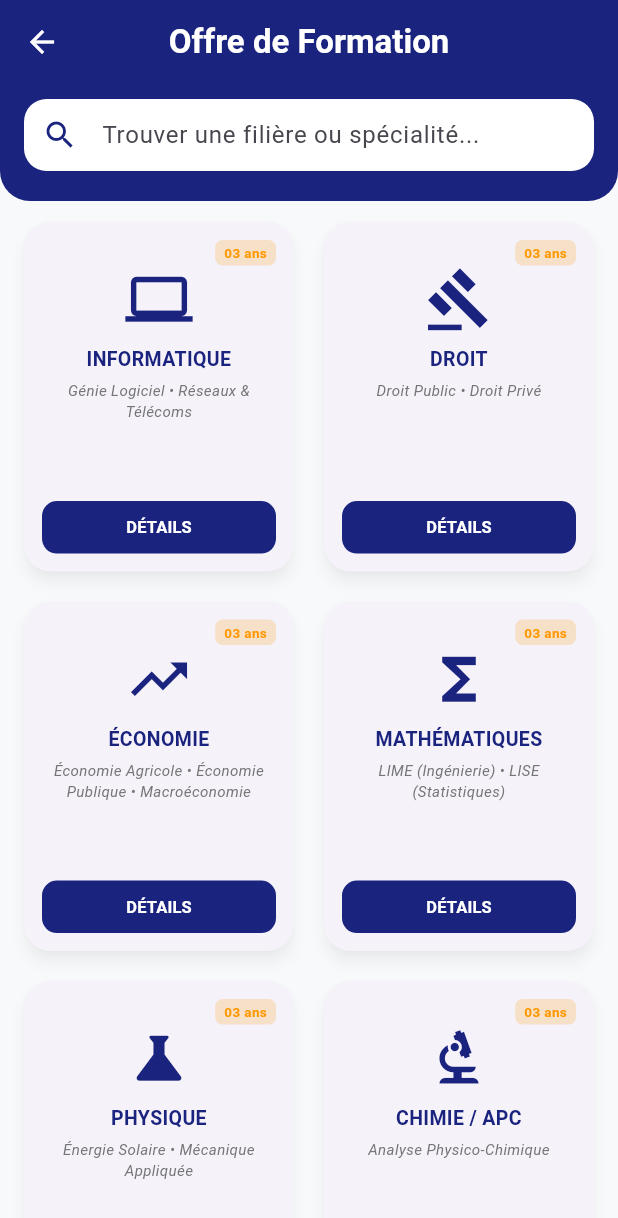
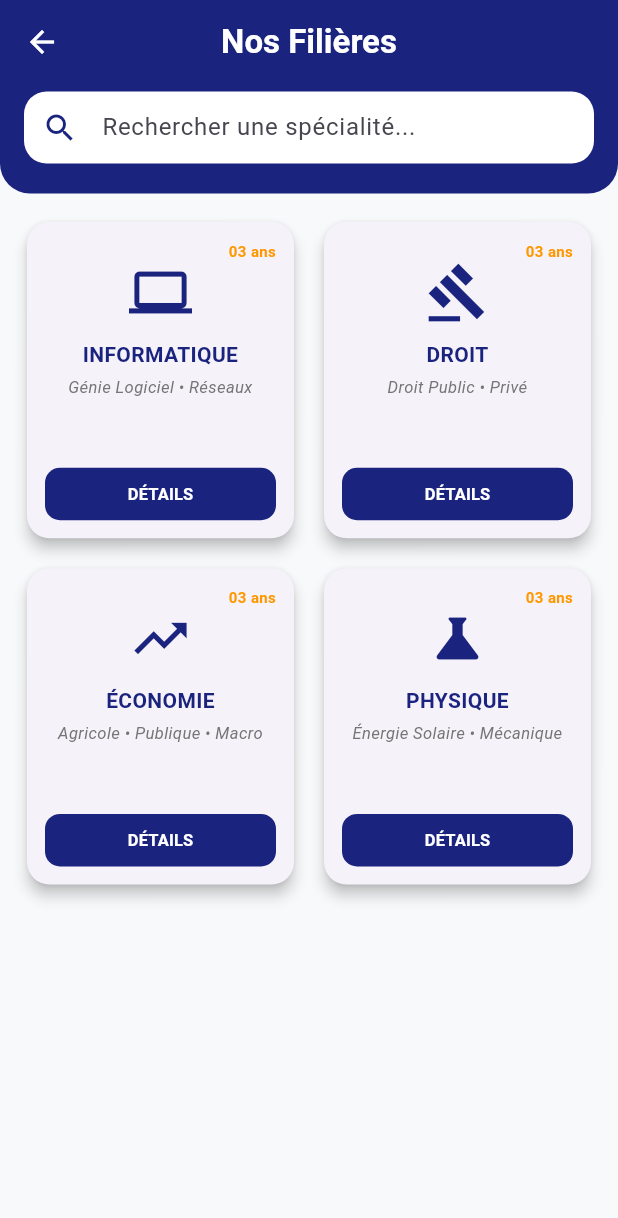
Before and after one commit to avoganaugustin5-ux/akasuts, a Flutter app: the screen it shows once a user with an empty profile is signed in, after a tap on "DÉCOUVRIR NOS FILIÈRES", on a phone screen of 412 x 824 dp. Shown: the top 1218 px of the screen. Run offline on Flutter 3.47's test engine with Material 3 defaults, Android fonts, the phone set to English and light mode, and no system bars; our stand-ins replace cloud_firestore, connectivity_plus, file_picker, firebase_auth, firebase_core, font_awesome_flutter and 1 more; missing offline and left inert: cinetpay, cloudinary_public; accounts and stored records are empty; network calls fail.

Commit message:
Ajout du bouton dowload

```diff
--- a/lib/screens/accueil.dart
+++ b/lib/screens/accueil.dart
@@ -4,6 +4,7 @@ import 'package:font_awesome_flutter/font_awesome_flutter.dart';
 import 'package:firebase_auth/firebase_auth.dart';
 import 'package:cloud_firestore/cloud_firestore.dart';
 import 'package:connectivity_plus/connectivity_plus.dart';
+import 'package:url_launcher/url_launcher.dart'; // IMPORTATION CRUCIALE
 
 // Tes imports de pages
 import 'package:akasuts/screens/filiere_page.dart';
@@ -29,7 +30,6 @@ class _HomePageState extends State<HomePage> {
   @override
   void initState() {
     super.initState();
-    // Surveillance de la connexion internet
     _connectivitySubscription = Connectivity().onConnectivityChanged.listen((ConnectivityResult result) {
       setState(() => _isOffline = (result == ConnectivityResult.none));
     });
@@ -41,7 +41,28 @@ class _HomePageState extends State<HomePage> {
     super.dispose();
   }
 
-  // FONCTION MISE À JOUR PHOTO (SÉCURISÉE)
+  // FONCTION DE TÉLÉCHARGEMENT DE L'APK
+  Future<void> _launchDownloadURL() async {
+    final Uri url = Uri.parse('https://github.com/avoganaugustin5-ux/akasuts/releases/download/v1.0.0/akasuts-v1.0.apk');
+
+    try {
+      if (await canLaunchUrl(url)) {
+        await launchUrl(
+          url,
+          mode: LaunchMode.externalApplication, // Force l'ouverture dans le navigateur pour le téléchargement
+        );
+      } else {
+        throw 'Impossible d\'ouvrir le lien de téléchargement';
+      }
+    } catch (e) {
+      if (!mounted) return;
+      ScaffoldMessenger.of(context).showSnackBar(
+        SnackBar(content: Text("Erreur : $e"), backgroundColor: Colors.red),
+      );
+    }
+  }
+
+  // FONCTION MISE À JOUR PHOTO
   Future<void> _updatePhoto() async {
     if (_isOffline) {
       ScaffoldMessenger.of(context).showSnackBar(
@@ -97,7 +118,7 @@ class _HomePageState extends State<HomePage> {
         child: SingleChildScrollView(
           child: Column(
             children: [
-              // SECTION HERO (CAMPUS + PROFIL)
+              // SECTION HERO
               Stack(
                 alignment: Alignment.center,
                 children: [
@@ -115,7 +136,7 @@ class _HomePageState extends State<HomePage> {
 
               _buildActionButtons(context),
 
-              // TA SECTION RÉSEAUX SOCIAUX
+              // SECTION RÉSEAUX SOCIAUX
               Container(
                 margin: const EdgeInsets.symmetric(horizontal: 16, vertical: 10),
                 padding: const EdgeInsets.all(12),
@@ -132,7 +153,10 @@ class _HomePageState extends State<HomePage> {
                 ),
               ),
 
-              // TA SECTION ACTUALITÉS
+              // NOUVEAU : BOUTON DE TÉLÉCHARGEMENT APK
+              _buildDownloadButton(),
+
+              // SECTION ACTUALITÉS
               const Padding(
                 padding: EdgeInsets.all(16.0),
                 child: Align(alignment: Alignment.centerLeft, child: Text("Actualités du campus", style: TextStyle(fontSize: 18, fontWeight: FontWeight.bold))),
@@ -147,7 +171,29 @@ class _HomePageState extends State<HomePage> {
     );
   }
 
-  // Petits widgets internes pour la clarté
+  // --- WIDGETS DE COMPOSANTS ---
+
+  Widget _buildDownloadButton() {
+    return Container(
+      margin: const EdgeInsets.symmetric(horizontal: 16, vertical: 5),
+      width: double.infinity,
+      child: ElevatedButton.icon(
+        onPressed: _launchDownloadURL,
+        icon: const Icon(Icons.file_download, color: Colors.white),
+        label: const Text(
+          "TÉLÉCHARGER LA DERNIÈRE VERSION (APK)",
+          style: TextStyle(color: Colors.white, fontWeight: FontWeight.bold, fontSize: 11),
+        ),
+        style: ElevatedButton.styleFrom(
+          backgroundColor: Colors.orange,
+          padding: const EdgeInsets.symmetric(vertical: 15),
+          shape: RoundedRectangleBorder(borderRadius: BorderRadius.circular(15)),
+          elevation: 5,
+        ),
+      ),
+    );
+  }
+
   Widget _buildTopAvatar() {
     return StreamBuilder<DocumentSnapshot>(
       stream: FirebaseFirestore.instance.collection('users').doc(user?.uid).snapshots(),
--- a/lib/screens/filiere_page.dart
+++ b/lib/screens/filiere_page.dart
@@ -6,51 +6,39 @@ class FilierePage extends StatelessWidget {
 
   @override
   Widget build(BuildContext context) {
-    // Liste enrichie avec tes nouvelles filières et spécialisations
+    // Liste mise à jour avec les spécialités intégrées pour combler le vide UI
     final List<Map<String, dynamic>> filieres = [
       {
         "nom": "INFORMATIQUE",
         "duree": "03 ans",
         "icon": Icons.computer,
-        "specialites": ["Génie Logiciel", "Réseaux & Télécoms"]
+        "desc": "Génie Logiciel • Réseaux"
       },
       {
         "nom": "DROIT",
         "duree": "03 ans",
         "icon": Icons.gavel,
-        "specialites": ["Droit Public", "Droit Privé"]
+        "desc": "Droit Public • Privé"
       },
       {
         "nom": "ÉCONOMIE",
         "duree": "03 ans",
         "icon": Icons.trending_up,
-        "specialites": ["Économie Agricole", "Économie Publique", "Macroéconomie"]
-      },
-      {
-        "nom": "MATHÉMATIQUES",
-        "duree": "03 ans",
-        "icon": Icons.functions,
-        "specialites": ["LIME (Ingénierie)", "LISE (Statistiques)"]
+        "desc": "Agricole • Publique • Macro"
       },
       {
         "nom": "PHYSIQUE",
         "duree": "03 ans",
         "icon": Icons.science,
-        "specialites": ["Énergie Solaire", "Mécanique Appliquée"]
-      },
-      {
-        "nom": "CHIMIE / APC",
-        "duree": "03 ans",
-        "icon": Icons.biotech,
-        "specialites": ["Analyse Physico-Chimique"]
+        "desc": "Énergie Solaire • Mécanique"
       },
     ];
 
     return Scaffold(
-      backgroundColor: const Color(0xFFF8F9FA), // Gris très clair pour le contraste
+      backgroundColor: const Color(0xFFF8F9FA),
       appBar: AppBar(
         title: const Text(
-          "Offre de Formation",
+          "Nos Filières",
           style: TextStyle(color: Colors.white, fontWeight: FontWeight.bold),
         ),
         centerTitle: true,
@@ -60,16 +48,16 @@ class FilierePage extends StatelessWidget {
       ),
       body: Column(
         children: [
-          // Section de recherche optimisée
+          // Barre de recherche stylisée (Réduit l'espace vide du haut)
           Container(
-            padding: const EdgeInsets.fromLTRB(16, 10, 16, 20),
+            padding: const EdgeInsets.fromLTRB(16, 5, 16, 20),
             decoration: const BoxDecoration(
               color: Color(0xFF1A237E),
               borderRadius: BorderRadius.vertical(bottom: Radius.circular(20)),
             ),
             child: TextField(
               decoration: InputDecoration(
-                hintText: "Trouver une filière ou spécialité...",
+                hintText: "Rechercher une spécialité...",
                 prefixIcon: const Icon(Icons.search, color: Color(0xFF1A237E)),
                 filled: true,
                 fillColor: Colors.white,
@@ -82,21 +70,21 @@ class FilierePage extends StatelessWidget {
             ),
           ),
 
-          // Espace réduit ici pour le design UI
-          const SizedBox(height: 10),
+          const SizedBox(height: 15),
 
           Expanded(
             child: GridView.builder(
-              padding: const EdgeInsets.symmetric(horizontal: 12),
+              padding: const EdgeInsets.symmetric(horizontal: 14),
               gridDelegate: const SliverGridDelegateWithFixedCrossAxisCount(
                 crossAxisCount: 2,
                 crossAxisSpacing: 12,
                 mainAxisSpacing: 12,
-                childAspectRatio: 0.78, // Ratio équilibré pour éviter le vide
+                childAspectRatio: 0.85, // Optimisation de l'espace vertical
               ),
               itemCount: filieres.length,
               itemBuilder: (context, index) {
-                return _buildFiliereCard(context, filieres[index]);
+                final item = filieres[index];
+                return _buildEnhancedCard(context, item);
               },
             ),
           ),
@@ -105,54 +93,43 @@ class FilierePage extends StatelessWidget {
     );
   }
 
-  Widget _buildFiliereCard(BuildContext context, Map<String, dynamic> data) {
+  Widget _buildEnhancedCard(BuildContext context, Map<String, dynamic> data) {
     return Card(
       elevation: 4,
-      shadowColor: Colors.black26,
-      shape: RoundedRectangleBorder(borderRadius: BorderRadius.circular(18)),
+      shape: RoundedRectangleBorder(borderRadius: BorderRadius.circular(15)),
       child: Padding(
         padding: const EdgeInsets.all(12.0),
         child: Column(
           children: [
-            // Badge du haut
+            // Petit badge de durée
             Align(
               alignment: Alignment.topRight,
-              child: Container(
-                padding: const EdgeInsets.symmetric(horizontal: 6, vertical: 2),
-                decoration: BoxDecoration(
-                  color: Colors.orange.withOpacity(0.2),
-                  borderRadius: BorderRadius.circular(5),
-                ),
-                child: Text(
-                  data['duree'],
-                  style: const TextStyle(color: Colors.orange, fontSize: 9, fontWeight: FontWeight.bold),
-                ),
+              child: Text(
+                data['duree'],
+                style: const TextStyle(color: Colors.orange, fontSize: 10, fontWeight: FontWeight.bold),
               ),
             ),
 
-            Icon(data['icon'], size: 45, color: const Color(0xFF1A237E)),
-            const SizedBox(height: 8),
+            Icon(data['icon'], size: 42, color: const Color(0xFF1A237E)),
+            const SizedBox(height: 10),
 
             Text(
               data['nom'],
               textAlign: TextAlign.center,
-              style: const TextStyle(fontWeight: FontWeight.bold, fontSize: 13, color: Color(0xFF1A237E)),
+              style: const TextStyle(fontWeight: FontWeight.bold, fontSize: 14, color: Color(0xFF1A237E)),
             ),
 
             const SizedBox(height: 4),
 
-            // Affichage discret des spécialités (UX)
+            // Affichage des sous-filières pour combler le vide
             Text(
-              (data['specialites'] as List).join(" • "),
+              data['desc'],
               textAlign: TextAlign.center,
-              maxLines: 2,
-              overflow: TextOverflow.ellipsis,
-              style: TextStyle(color: Colors.grey.shade600, fontSize: 10, fontStyle: FontStyle.italic),
+              style: TextStyle(color: Colors.grey.shade600, fontSize: 11, fontStyle: FontStyle.italic),
             ),
 
             const Spacer(),
 
-            // Bouton d'action pro
             SizedBox(
               width: double.infinity,
               height: 35,
@@ -167,10 +144,11 @@ class FilierePage extends StatelessWidget {
                 },
                 style: ElevatedButton.styleFrom(
                   backgroundColor: const Color(0xFF1A237E),
+                  foregroundColor: Colors.white,
                   shape: RoundedRectangleBorder(borderRadius: BorderRadius.circular(10)),
                   elevation: 0,
                 ),
-                child: const Text("DÉTAILS", style: TextStyle(color: Colors.white, fontSize: 11, fontWeight: FontWeight.bold)),
+                child: const Text("DÉTAILS", style: TextStyle(fontSize: 11, fontWeight: FontWeight.bold)),
               ),
             ),
           ],
```
Also changed, not shown: 2 other files.
